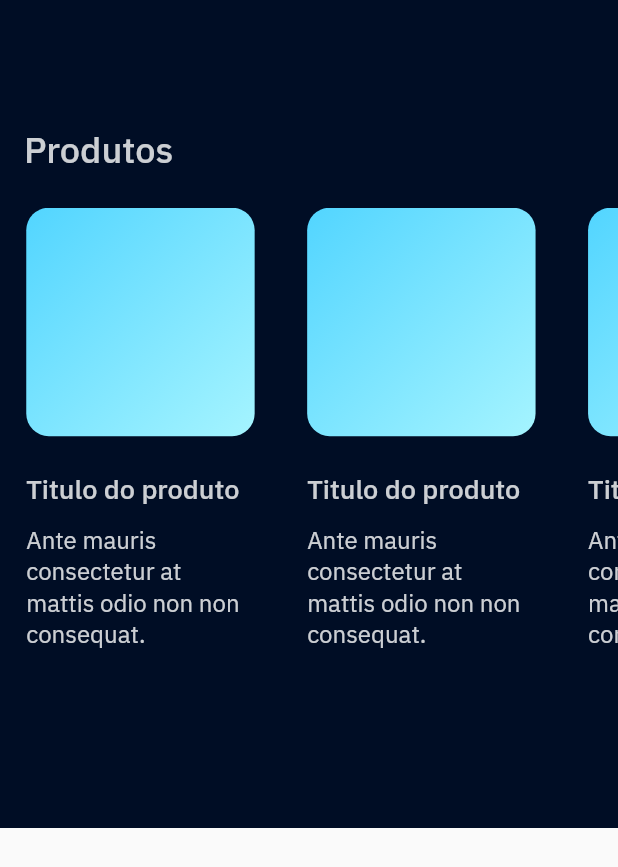
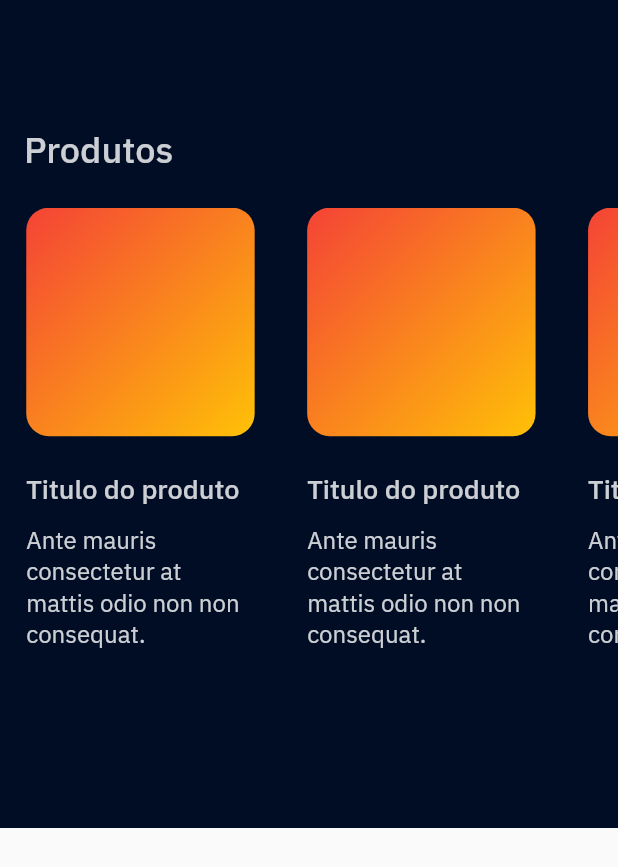
Before and after one commit to diegomors/speedup, a Flutter app: the screen it shows after launch, on a phone screen of 412 x 824 dp. Shown: the top 867 px of the screen. Run offline on Flutter 3.47's test engine with Material 2 defaults, Android fonts, the phone set to English and light mode, and no system bars; our stand-ins replace expandable_page_view.

Commit message:
new background color

```diff
--- a/lib/shared/components/my_carousel_item.dart
+++ b/lib/shared/components/my_carousel_item.dart
@@ -26,8 +26,10 @@ class MyCarouselItem extends StatelessWidget {
             begin: Alignment.topLeft,
             end: Alignment.bottomRight,
             colors: [
-              Color.fromRGBO(82, 213, 255, 1),
-              Color.fromRGBO(165, 244, 255, 1),
+              // Color.fromRGBO(82, 213, 255, 1),
+              // Color.fromRGBO(165, 244, 255, 1),
+              Colors.red,
+              Colors.amber,
             ],
           ),
           borderRadius: BorderRadius.all(Radius.circular(16.0)),
```
